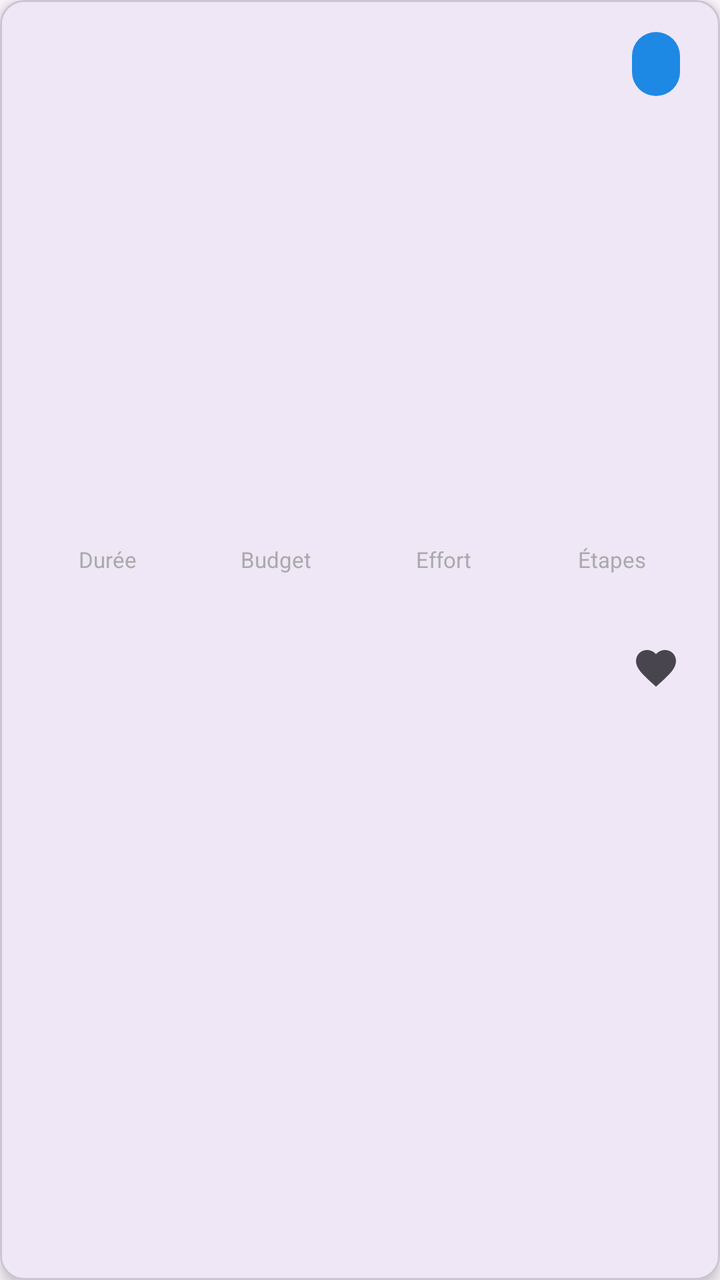
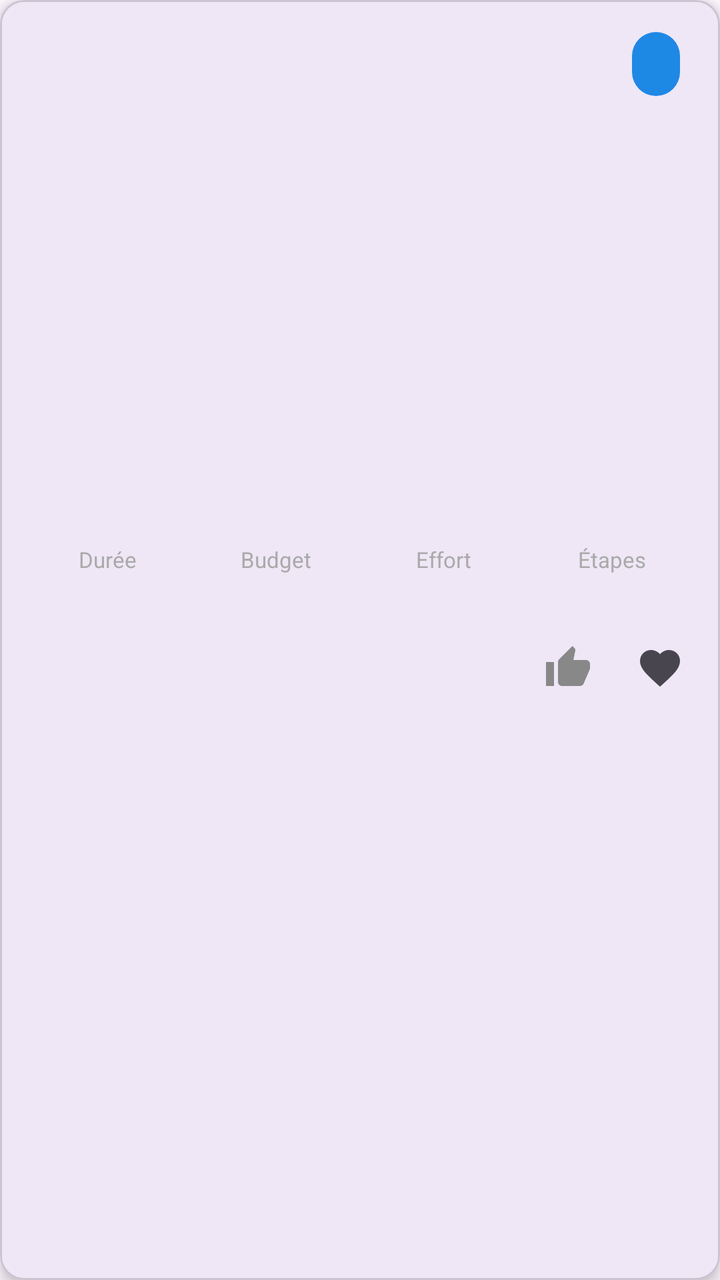

Screens rendered from an Android XML layout before and after an edit, with the pre-edit source and the edit as a unified diff.
<!-- AndroidManifest.xml: application theme Theme.Traveling -->
<!-- res/layout/item_path.xml -->
<?xml version="1.0" encoding="utf-8"?>
<com.google.android.material.card.MaterialCardView xmlns:android="http://schemas.android.com/apk/res/android"
    xmlns:app="http://schemas.android.com/apk/res-auto"
    android:layout_width="match_parent"
    android:layout_height="wrap_content"
    android:layout_margin="8dp"
    app:cardCornerRadius="12dp"
    app:cardElevation="4dp">

    <LinearLayout
        android:layout_width="match_parent"
        android:layout_height="wrap_content"
        android:orientation="vertical">

        
        <FrameLayout
            android:layout_width="match_parent"
            android:layout_height="180dp">

            <ImageView
                android:id="@+id/path_image"
                android:layout_width="match_parent"
                android:layout_height="match_parent"
                android:scaleType="centerCrop"
                android:contentDescription="Image du parcours" />

            
            <com.google.android.material.chip.Chip
                android:id="@+id/path_type_chip"
                android:layout_width="wrap_content"
                android:layout_height="wrap_content"
                android:layout_gravity="top|end"
                android:layout_margin="8dp"
                style="@style/Widget.MaterialComponents.Chip.Action"
                app:chipBackgroundColor="@color/colorPrimary"
                android:textColor="@android:color/white"
                android:textSize="11sp" />

        </FrameLayout>

        <LinearLayout
            android:layout_width="match_parent"
            android:layout_height="wrap_content"
            android:orientation="vertical"
            android:padding="12dp">

            
            <TextView
                android:id="@+id/path_title"
                android:layout_width="match_parent"
                android:layout_height="wrap_content"
                android:textSize="18sp"
                android:textStyle="bold"
                android:textColor="@android:color/black" />

            <TextView
                android:id="@+id/path_city"
                android:layout_width="match_parent"
                android:layout_height="wrap_content"
                android:layout_marginTop="2dp"
                android:textSize="14sp"
                android:textColor="@color/colorPrimary" />

            
            <TextView
                android:id="@+id/path_description"
                android:layout_width="match_parent"
                android:layout_height="wrap_content"
                android:layout_marginTop="6dp"
                android:textSize="14sp"
                android:maxLines="2"
                android:ellipsize="end"
                android:textColor="#555555" />

            
            <LinearLayout
                android:layout_width="match_parent"
                android:layout_height="wrap_content"
                android:orientation="horizontal"
                android:layout_marginTop="10dp"
                android:gravity="center_vertical">

                
                <LinearLayout
                    android:layout_width="0dp"
                    android:layout_height="wrap_content"
                    android:layout_weight="1"
                    android:orientation="vertical"
                    android:gravity="center">

                    <TextView
                        android:layout_width="wrap_content"
                        android:layout_height="wrap_content"
                        android:text="Durée"
                        android:textSize="11sp"
                        android:textColor="@android:color/darker_gray" />

                    <TextView
                        android:id="@+id/path_duration"
                        android:layout_width="wrap_content"
                        android:layout_height="wrap_content"
                        android:textSize="14sp"
                        android:textStyle="bold" />

                </LinearLayout>

                
                <LinearLayout
                    android:layout_width="0dp"
                    android:layout_height="wrap_content"
                    android:layout_weight="1"
                    android:orientation="vertical"
                    android:gravity="center">

                    <TextView
                        android:layout_width="wrap_content"
                        android:layout_height="wrap_content"
                        android:text="Budget"
                        android:textSize="11sp"
                        android:textColor="@android:color/darker_gray" />

                    <TextView
                        android:id="@+id/path_budget"
                        android:layout_width="wrap_content"
                        android:layout_height="wrap_content"
                        android:textSize="14sp"
                        android:textStyle="bold" />

                </LinearLayout>

                
                <LinearLayout
                    android:layout_width="0dp"
                    android:layout_height="wrap_content"
                    android:layout_weight="1"
                    android:orientation="vertical"
                    android:gravity="center">

                    <TextView
                        android:layout_width="wrap_content"
                        android:layout_height="wrap_content"
                        android:text="Effort"
                        android:textSize="11sp"
                        android:textColor="@android:color/darker_gray" />

                    <TextView
                        android:id="@+id/path_difficulty"
                        android:layout_width="wrap_content"
                        android:layout_height="wrap_content"
                        android:textSize="14sp"
                        android:textStyle="bold" />

                </LinearLayout>

                
                <LinearLayout
                    android:layout_width="0dp"
                    android:layout_height="wrap_content"
                    android:layout_weight="1"
                    android:orientation="vertical"
                    android:gravity="center">

                    <TextView
                        android:layout_width="wrap_content"
                        android:layout_height="wrap_content"
                        android:text="Étapes"
                        android:textSize="11sp"
                        android:textColor="@android:color/darker_gray" />

                    <TextView
                        android:id="@+id/path_steps_count"
                        android:layout_width="wrap_content"
                        android:layout_height="wrap_content"
                        android:textSize="14sp"
                        android:textStyle="bold" />

                </LinearLayout>

            </LinearLayout>

            
            <LinearLayout
                android:layout_width="match_parent"
                android:layout_height="wrap_content"
                android:orientation="horizontal"
                android:layout_marginTop="10dp"
                android:gravity="center_vertical">

                <TextView
                    android:id="@+id/path_author"
                    android:layout_width="0dp"
                    android:layout_height="wrap_content"
                    android:layout_weight="1"
                    android:textSize="12sp"
                    android:textColor="@android:color/darker_gray" />

                <ImageButton
                    android:id="@+id/btn_like_path"
                    android:layout_width="36dp"
                    android:layout_height="36dp"
                    android:background="?attr/selectableItemBackgroundBorderless"
                    android:src="@drawable/ic_favorite"
                    android:contentDescription="Like"
                    android:scaleType="centerInside" />

                <TextView
                    android:id="@+id/path_like_count"
                    android:layout_width="wrap_content"
                    android:layout_height="wrap_content"
                    android:layout_marginStart="2dp"
                    android:textSize="13sp"
                    android:textColor="@android:color/darker_gray" />

            </LinearLayout>

        </LinearLayout>

    </LinearLayout>

</com.google.android.material.card.MaterialCardView>
<!-- resources referenced by this layout -->
<resources>
  <color name="colorPrimary">#FF1E88E5</color>
  <!-- drawable ic_favorite (drawable) -->
  <?xml version="1.0" encoding="utf-8"?>
  <vector xmlns:android="http://schemas.android.com/apk/res/android"
      android:width="24dp"
      android:height="24dp"
      android:viewportWidth="24"
      android:viewportHeight="24"
      android:tint="?attr/colorControlNormal">
      <path
          android:fillColor="@android:color/white"
          android:pathData="M12,21.35l-1.45,-1.32C5.4,15.36 2,12.28 2,8.5 2,5.42 4.42,3 7.5,3c1.74,0 3.41,0.81 4.5,2.09C13.09,3.81 14.76,3 16.5,3 19.58,3 22,5.42 22,8.5c0,3.78 -3.4,6.86 -8.55,11.54L12,21.35z" />
  </vector>
  <style name="Theme.Traveling" parent="Base.Theme.Traveling" />
  <style name="Base.Theme.Traveling" parent="Theme.Material3.DayNight.NoActionBar">
          
          
      </style>
</resources>

<!-- the commit's change to res/layout/item_path.xml (unified diff, before → after) -->
@@ -199,7 +199,7 @@
                     android:layout_width="36dp"
                     android:layout_height="36dp"
                     android:background="?attr/selectableItemBackgroundBorderless"
-                    android:src="@drawable/ic_favorite"
+                    android:src="@drawable/ic_thumb_up"
                     android:contentDescription="Like"
                     android:scaleType="centerInside" />
 
@@ -211,6 +211,16 @@
                     android:textSize="13sp"
                     android:textColor="@android:color/darker_gray" />
 
+                <ImageButton
+                    android:id="@+id/btn_favorite_path"
+                    android:layout_width="36dp"
+                    android:layout_height="36dp"
+                    android:layout_marginStart="8dp"
+                    android:background="?attr/selectableItemBackgroundBorderless"
+                    android:src="@drawable/ic_favorite"
+                    android:contentDescription="Favori"
+                    android:scaleType="centerInside" />
+
             </LinearLayout>
 
         </LinearLayout>
<!-- resource entries referenced after the edit -->
@@ -13,6 +13,17 @@
           android:fillColor="@android:color/white"
           android:pathData="M12,21.35l-1.45,-1.32C5.4,15.36 2,12.28 2,8.5 2,5.42 4.42,3 7.5,3c1.74,0 3.41,0.81 4.5,2.09C13.09,3.81 14.76,3 16.5,3 19.58,3 22,5.42 22,8.5c0,3.78 -3.4,6.86 -8.55,11.54L12,21.35z" />
   </vector>
+  <!-- drawable ic_thumb_up (drawable) -->
+  <?xml version="1.0" encoding="utf-8"?>
+  <vector xmlns:android="http://schemas.android.com/apk/res/android"
+      android:width="24dp"
+      android:height="24dp"
+      android:viewportWidth="24"
+      android:viewportHeight="24">
+      <path
+          android:fillColor="#888888"
+          android:pathData="M1,21h4V9H1v12zm22-11c0-1.1-0.9-2-2-2h-6.31l0.95-4.57 0.03-0.32c0-0.41-0.17-0.79-0.44-1.06L14.17,1 7.59,7.59C7.22,7.95 7,8.45 7,9v10c0,1.1 0.9,2 2,2h9c0.83,0 1.54-0.5 1.84-1.22l3.02-7.05C22.95,12.5 23,12.26 23,12z" />
+  </vector>
   <style name="Theme.Traveling" parent="Base.Theme.Traveling" />
   <style name="Base.Theme.Traveling" parent="Theme.Material3.DayNight.NoActionBar">
           
